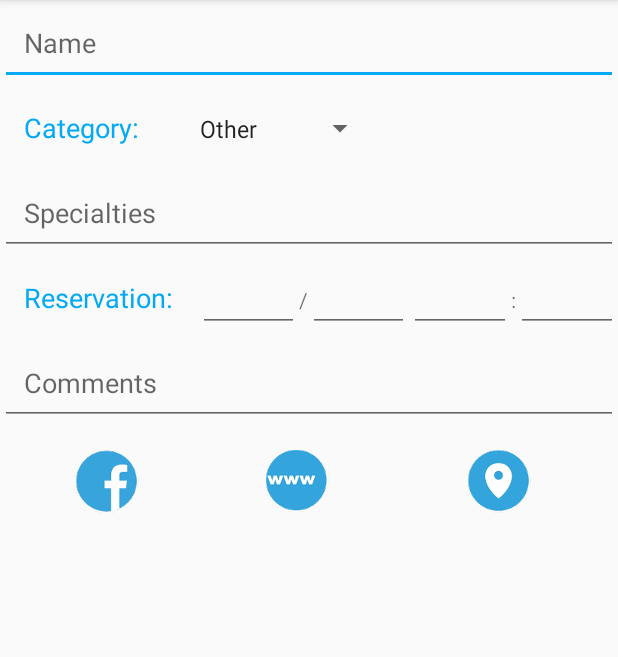
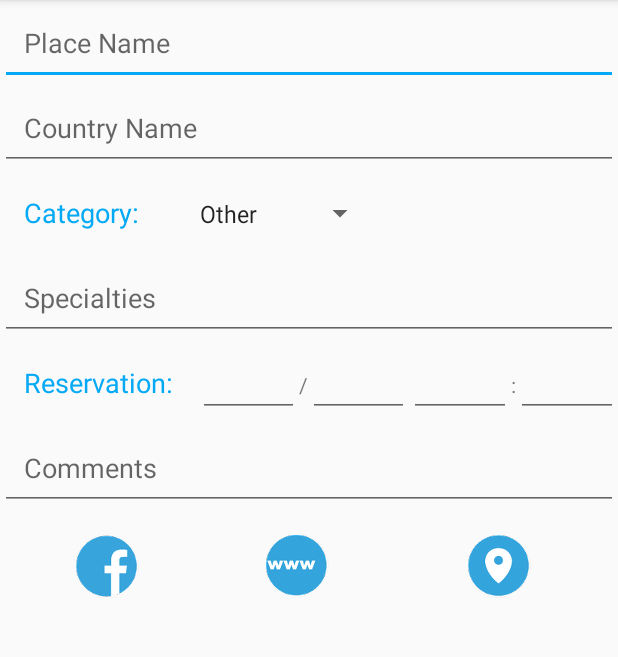
Before and after one commit to jinyanliu/Leave, an Android app: the AddAndEditorActivity screen opened directly, with no data from a screen before it, on a phone screen of 412 x 824 dp, the part 84-741 px from its top. Run offline under Robolectric (Android 15) with nearby library versions, the phone set to English and light mode, and no system bars.

```diff
--- a/app/src/main/res/layout/activity_add_editor.xml
+++ b/app/src/main/res/layout/activity_add_editor.xml
@@ -4,12 +4,21 @@
     android:layout_height="match_parent"
     android:orientation="vertical">
 
-    <!-- Name field -->
+    <!-- Place Name field -->
     <EditText
-        android:id="@+id/et_name"
+        android:id="@+id/et_place_name"
         android:layout_width="match_parent"
         android:layout_height="wrap_content"
-        android:hint="@string/hint_name"
+        android:hint="@string/hint_place_name"
+        android:padding="@dimen/activity_horizontal_margin"
+        android:textAppearance="?android:textAppearanceMedium" />
+
+    <!-- Country Name field -->
+    <EditText
+        android:id="@+id/et_place_country"
+        android:layout_width="match_parent"
+        android:layout_height="wrap_content"
+        android:hint="@string/hint_country_name"
         android:padding="@dimen/activity_horizontal_margin"
         android:textAppearance="?android:textAppearanceMedium" />
 
--- a/app/src/main/res/values/strings.xml
+++ b/app/src/main/res/values/strings.xml
@@ -1,17 +1,12 @@
 <resources>
     <string name="app_name">PlaceBook</string>
-    <!-- Say something for today to keep a diary in MainActivity.
-    Used in activity_main.xml -->
-    <string name="say_something_today">Say something today...</string>
-    <!-- The text on the save button on the main screen.
-    Used in activity_main.xml -->
-    <string name="button_text_save_mainscreen">Find Your City</string>
-    <!-- Default city name according to the city image is Stockholm, Sweden. Shows at main screen.
-     Used in activity_main.xml -->
-    <string name="default_text_city_stockholm">Stockholm, Sweden</string>
-    <!-- Name Field EditText hint for adding a new place in AddandEditorActivity.
-    Used in activity_add_editor.xml -->
-    <string name="hint_name">Name</string>
+
+    <!-- Place Name Field EditText hint for adding a new place in AddandEditor Page.-->
+    <string name="hint_place_name">Place Name</string>
+
+    <!-- Country Name Field EditText hint for adding a new place in AddandEditor Page.-->
+    <string name="hint_country_name">Country Name</string>
+
     <!-- Category Spinner title in AddandEditorActivity.
      Used in activity_add_editor.xml -->
     <string name="category_title">Category:</string>
```
Also changed, not shown: app/src/main/java/se/sugarest/jane/leave/data/PlaceEntry.java (+77 -1 lines), app/src/main/java/se/sugarest/jane/leave/utilities/Constants.java (added, +15 -0 lines).
